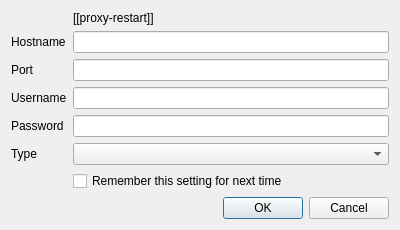
huggle/huggle3-qt-lx, file src/huggle_ui/proxy.ui: the form before one commit.
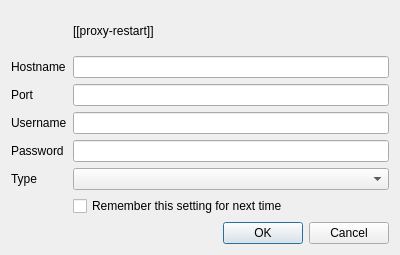
The form after the commit. Icons and pictures are not drawn.

```diff
--- a/src/huggle_ui/proxy.ui
+++ b/src/huggle_ui/proxy.ui
@@ -7,7 +7,7 @@
     <x>0</x>
     <y>0</y>
     <width>400</width>
-    <height>226</height>
+    <height>255</height>
    </rect>
   </property>
   <property name="windowTitle">
```
Left out of the diff: 4 changed lines with no effect on the pictures.
